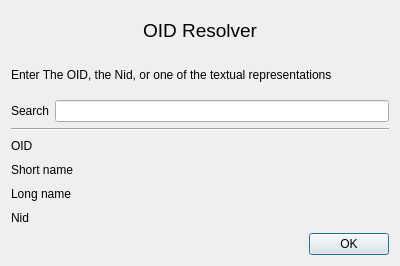
First picture: the form in ui/OidResolver.ui, repository chris2511/xca, before the edit.
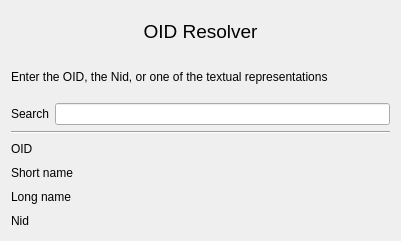
Second picture: the form after the edit. Custom widgets are drawn as their Qt base class.

Commit message:
Make OID resolver Non-modal and let other widgets display details
 - column items with context menus
 - double-click labels of the DN and X509v3 extensions

The edit to the form file:
```diff
--- a/ui/OidResolver.ui
+++ b/ui/OidResolver.ui
@@ -1,13 +1,13 @@
 <?xml version="1.0" encoding="UTF-8"?>
 <ui version="4.0">
  <class>OidResolver</class>
- <widget class="QDialog" name="OidResolver">
+ <widget class="QWidget" name="OidResolver">
   <property name="geometry">
    <rect>
     <x>0</x>
     <y>0</y>
-    <width>400</width>
-    <height>266</height>
+    <width>401</width>
+    <height>241</height>
    </rect>
   </property>
   <property name="windowTitle">
@@ -38,7 +38,7 @@
    <item>
     <widget class="QLabel" name="label_5">
      <property name="text">
-      <string>Enter The OID, the Nid, or one of the textual representations</string>
+      <string>Enter the OID, the Nid, or one of the textual representations</string>
      </property>
     </widget>
    </item>
@@ -65,6 +65,9 @@
    </item>
    <item>
     <layout class="QFormLayout" name="formLayout">
+     <property name="fieldGrowthPolicy">
+      <enum>QFormLayout::AllNonFixedFieldsGrow</enum>
+     </property>
      <item row="0" column="0">
       <widget class="QLabel" name="label">
        <property name="text">
@@ -74,6 +77,12 @@
      </item>
      <item row="0" column="1">
       <widget class="CopyLabel" name="oid">
+       <property name="sizePolicy">
+        <sizepolicy hsizetype="Expanding" vsizetype="Preferred">
+         <horstretch>0</horstretch>
+         <verstretch>0</verstretch>
+        </sizepolicy>
+       </property>
        <property name="minimumSize">
         <size>
          <width>0</width>
@@ -94,6 +103,12 @@
      </item>
      <item row="1" column="1">
       <widget class="CopyLabel" name="sn">
+       <property name="sizePolicy">
+        <sizepolicy hsizetype="Expanding" vsizetype="Preferred">
+         <horstretch>0</horstretch>
+         <verstretch>0</verstretch>
+        </sizepolicy>
+       </property>
        <property name="minimumSize">
         <size>
          <width>0</width>
@@ -114,6 +129,12 @@
      </item>
      <item row="2" column="1">
       <widget class="CopyLabel" name="ln">
+       <property name="sizePolicy">
+        <sizepolicy hsizetype="Expanding" vsizetype="Preferred">
+         <horstretch>0</horstretch>
+         <verstretch>0</verstretch>
+        </sizepolicy>
+       </property>
        <property name="minimumSize">
         <size>
          <width>0</width>
@@ -137,6 +158,12 @@
      </item>
      <item row="3" column="1">
       <widget class="CopyLabel" name="nid">
+       <property name="sizePolicy">
+        <sizepolicy hsizetype="Expanding" vsizetype="Preferred">
+         <horstretch>0</horstretch>
+         <verstretch>0</verstretch>
+        </sizepolicy>
+       </property>
        <property name="minimumSize">
         <size>
          <width>0</width>
@@ -153,16 +180,6 @@
      </item>
     </layout>
    </item>
-   <item>
-    <widget class="QDialogButtonBox" name="buttonBox">
-     <property name="orientation">
-      <enum>Qt::Horizontal</enum>
-     </property>
-     <property name="standardButtons">
-      <set>QDialogButtonBox::Ok</set>
-     </property>
-    </widget>
-   </item>
   </layout>
  </widget>
  <customwidgets>
```
Left out of the diff: 58 changed lines with no effect on the pictures. The commit also changes 12 other files.
